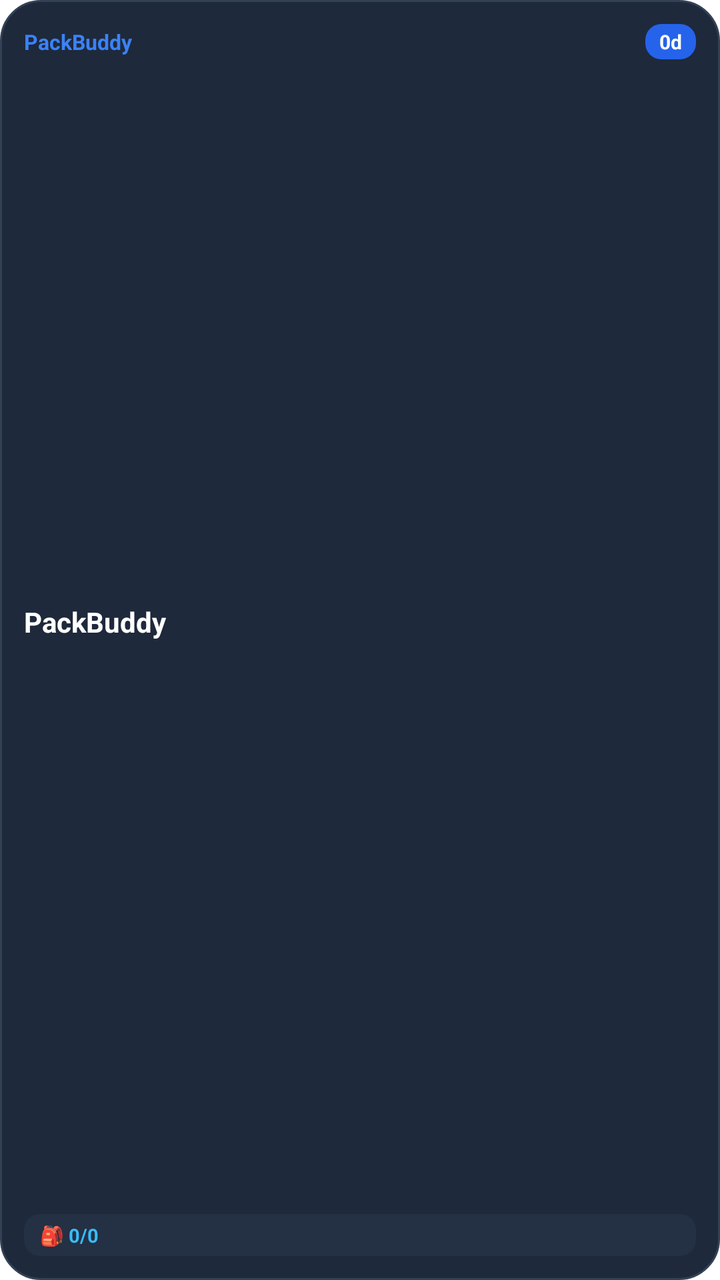
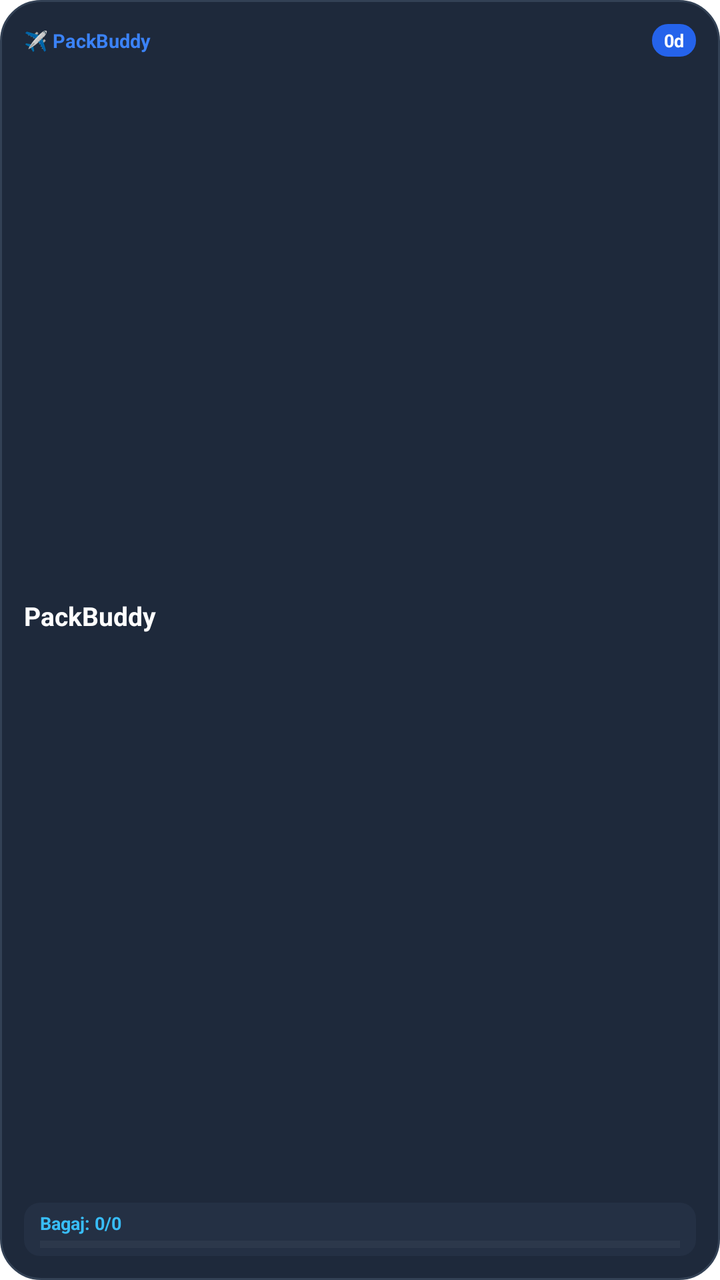

Two renders of the same Android screen: before a commit and after it. Below are the layout's source before the change and the commit's diff.
<!-- AndroidManifest.xml: fallback theme Theme.MaterialComponents.DayNight.NoActionBar -->
<!-- res/layout/packbuddy_trip_small.xml -->
<?xml version="1.0" encoding="utf-8"?>
<LinearLayout xmlns:android="http://schemas.android.com/apk/res/android"
    android:id="@+id/widget_container"
    android:layout_width="match_parent"
    android:layout_height="match_parent"
    android:background="@drawable/widget_bg"
    android:orientation="vertical"
    android:padding="12dp">

    
    <LinearLayout
        android:layout_width="match_parent"
        android:layout_height="wrap_content"
        android:gravity="center_vertical"
        android:orientation="horizontal">

        <TextView
            android:id="@+id/widget_app_name"
            android:layout_width="0dp"
            android:layout_height="wrap_content"
            android:layout_weight="1"
            android:ellipsize="end"
            android:maxLines="1"
            android:text="PackBuddy"
            android:textColor="#3B82F6"
            android:textSize="10.5sp"
            android:textStyle="bold" />

        <TextView
            android:id="@+id/widget_days"
            android:layout_width="wrap_content"
            android:layout_height="wrap_content"
            android:background="@drawable/widget_badge_bg"
            android:paddingStart="7dp"
            android:paddingTop="2dp"
            android:paddingEnd="7dp"
            android:paddingBottom="2dp"
            android:text="0d"
            android:textColor="#FFFFFF"
            android:textSize="10sp"
            android:textStyle="bold" />
    </LinearLayout>

    <FrameLayout
        android:layout_width="match_parent"
        android:layout_height="0dp"
        android:layout_weight="1" />

    
    <TextView
        android:id="@+id/widget_title"
        android:layout_width="match_parent"
        android:layout_height="wrap_content"
        android:ellipsize="end"
        android:maxLines="2"
        android:text="PackBuddy"
        android:textColor="#FFFFFF"
        android:textSize="14sp"
        android:textStyle="bold" />

    <TextView
        android:id="@+id/widget_destination"
        android:layout_width="match_parent"
        android:layout_height="wrap_content"
        android:layout_marginTop="1dp"
        android:ellipsize="end"
        android:maxLines="1"
        android:text=""
        android:textColor="#94A3B8"
        android:textSize="10sp" />

    <FrameLayout
        android:layout_width="match_parent"
        android:layout_height="0dp"
        android:layout_weight="1" />

    
    <LinearLayout
        android:id="@+id/widget_bottom_card"
        android:layout_width="match_parent"
        android:layout_height="wrap_content"
        android:background="@drawable/widget_stat_bg"
        android:gravity="center_vertical"
        android:orientation="horizontal"
        android:paddingStart="8dp"
        android:paddingTop="4dp"
        android:paddingEnd="8dp"
        android:paddingBottom="4dp">

        <TextView
            android:id="@+id/widget_packing"
            android:layout_width="match_parent"
            android:layout_height="wrap_content"
            android:ellipsize="end"
            android:maxLines="1"
            android:text="🎒 0/0"
            android:textColor="#38BDF8"
            android:textSize="9.5sp"
            android:textStyle="bold" />
    </LinearLayout>

</LinearLayout>
<!-- resources referenced by this layout -->
<resources>
  <!-- drawable widget_badge_bg (drawable) -->
  <?xml version="1.0" encoding="utf-8"?>
  <shape xmlns:android="http://schemas.android.com/apk/res/android"
      android:shape="rectangle">
      <corners android:radius="8dp" />
      <solid android:color="#2563EB" />
  </shape>
  <!-- drawable widget_bg (drawable) -->
  <?xml version="1.0" encoding="utf-8"?>
  <shape xmlns:android="http://schemas.android.com/apk/res/android"
      android:shape="rectangle">
      <corners android:radius="20dp" />
      <solid android:color="#1E293B" />
      <stroke
          android:width="1dp"
          android:color="#334155" />
  </shape>
  <!-- drawable widget_stat_bg (drawable) -->
  <?xml version="1.0" encoding="utf-8"?>
  <shape xmlns:android="http://schemas.android.com/apk/res/android"
      android:shape="rectangle">
      <corners android:radius="8dp" />
      <solid android:color="#243044" />
  </shape>
</resources>

<!-- the commit's change to res/layout/packbuddy_trip_small.xml (unified diff, before → after) -->
@@ -21,9 +21,9 @@
             android:layout_weight="1"
             android:ellipsize="end"
             android:maxLines="1"
-            android:text="PackBuddy"
+            android:text="✈️ PackBuddy"
             android:textColor="#3B82F6"
-            android:textSize="10.5sp"
+            android:textSize="9.5sp"
             android:textStyle="bold" />
 
         <TextView
@@ -31,13 +31,13 @@
             android:layout_width="wrap_content"
             android:layout_height="wrap_content"
             android:background="@drawable/widget_badge_bg"
-            android:paddingStart="7dp"
+            android:paddingStart="6dp"
             android:paddingTop="2dp"
-            android:paddingEnd="7dp"
+            android:paddingEnd="6dp"
             android:paddingBottom="2dp"
             android:text="0d"
             android:textColor="#FFFFFF"
-            android:textSize="10sp"
+            android:textSize="9sp"
             android:textStyle="bold" />
     </LinearLayout>
 
@@ -52,10 +52,10 @@
         android:layout_width="match_parent"
         android:layout_height="wrap_content"
         android:ellipsize="end"
-        android:maxLines="2"
+        android:maxLines="1"
         android:text="PackBuddy"
         android:textColor="#FFFFFF"
-        android:textSize="14sp"
+        android:textSize="13sp"
         android:textStyle="bold" />
 
     <TextView
@@ -67,7 +67,7 @@
         android:maxLines="1"
         android:text=""
         android:textColor="#94A3B8"
-        android:textSize="10sp" />
+        android:textSize="9.5sp" />
 
     <FrameLayout
         android:layout_width="match_parent"
@@ -80,8 +80,7 @@
         android:layout_width="match_parent"
         android:layout_height="wrap_content"
         android:background="@drawable/widget_stat_bg"
-        android:gravity="center_vertical"
-        android:orientation="horizontal"
+        android:orientation="vertical"
         android:paddingStart="8dp"
         android:paddingTop="4dp"
         android:paddingEnd="8dp"
@@ -93,10 +92,21 @@
             android:layout_height="wrap_content"
             android:ellipsize="end"
             android:maxLines="1"
-            android:text="🎒 0/0"
+            android:text="Bagaj: 0/0"
             android:textColor="#38BDF8"
-            android:textSize="9.5sp"
+            android:textSize="9sp"
             android:textStyle="bold" />
+
+        <ProgressBar
+            android:id="@+id/widget_packing_progress"
+            style="?android:attr/progressBarStyleHorizontal"
+            android:layout_width="match_parent"
+            android:layout_height="3.5dp"
+            android:layout_marginTop="2.5dp"
+            android:max="100"
+            android:progress="0"
+            android:progressBackgroundTint="#4094A3B8"
+            android:progressTint="#3B82F6" />
     </LinearLayout>
 
 </LinearLayout>
